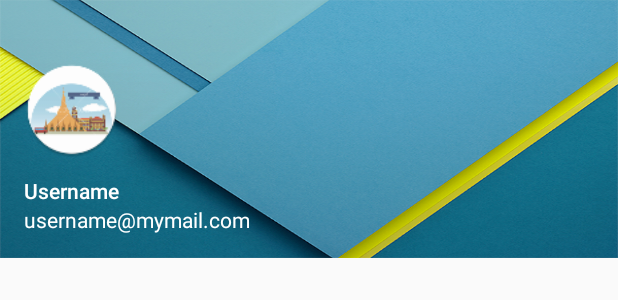
After one commit to HeinThuraWynnn/PADC-MyanmarAttractionsWithLogin, an Android app: the layout left_menu_header.xml on its own in the app's theme, with its tools: preview values and no code run, on a phone screen of 412 x 824 dp. The commit adds this screen. Shown: the top 300 px of the screen. Run offline under Robolectric (Android 15) with nearby library versions, the phone set to English and light mode, and no system bars.

Commit message:
Add Drawer

```diff
--- /dev/null
+++ b/mobile/src/main/res/drawable/state_left_menu_item.xml
@@ -0,0 +1,5 @@
+<?xml version="1.0" encoding="utf-8"?>
+<selector xmlns:android="http://schemas.android.com/apk/res/android">
+    <item android:color="@color/accent" android:state_checked="true" />
+    <item android:color="@color/text_black_full" />
+</selector>
--- /dev/null
+++ b/mobile/src/main/res/layout/left_menu_header.xml
@@ -0,0 +1,54 @@
+<?xml version="1.0" encoding="utf-8"?>
+<!--
+  ~ Copyright (C) 2015 Antonio Leiva
+  ~
+  ~ Licensed under the Apache License, Version 2.0 (the "License");
+  ~ you may not use this file except in compliance with the License.
+  ~ You may obtain a copy of the License at
+  ~
+  ~       http://www.apache.org/licenses/LICENSE-2.0
+  ~
+  ~ Unless required by applicable law or agreed to in writing, software
+  ~ distributed under the License is distributed on an "AS IS" BASIS,
+  ~ WITHOUT WARRANTIES OR CONDITIONS OF ANY KIND, either express or implied.
+  ~ See the License for the specific language governing permissions and
+  ~ limitations under the License.
+  -->
+
+<RelativeLayout xmlns:android="http://schemas.android.com/apk/res/android"
+             xmlns:tools="http://schemas.android.com/tools"
+             android:layout_width="match_parent"
+             android:layout_height="172dp"
+             android:background="@drawable/drawer_background"
+             android:orientation="vertical"
+             android:paddingTop="@dimen/status_bar_height"
+             android:theme="@style/ThemeOverlay.AppCompat.Dark">
+
+    <ImageView
+        android:id="@+id/avatar"
+        android:layout_width="64dp"
+        android:layout_height="64dp"
+        android:layout_margin="@dimen/margin_medium_2"
+        android:elevation="4dp"
+        android:src="@mipmap/ic_launcher"/>
+
+    <TextView
+        android:layout_width="wrap_content"
+        android:layout_height="wrap_content"
+        android:layout_above="@+id/email"
+        android:layout_marginLeft="@dimen/margin_medium_2"
+        android:layout_marginStart="@dimen/margin_medium_2"
+        android:text="Username"
+        android:textAppearance="@style/TextAppearance.AppCompat.Body2"/>
+    <TextView
+        android:id="@+id/email"
+        android:layout_width="wrap_content"
+        android:layout_height="wrap_content"
+        android:layout_alignParentBottom="true"
+        android:layout_marginLeft="@dimen/margin_medium_2"
+        android:layout_marginStart="@dimen/margin_medium_2"
+        android:layout_marginBottom="@dimen/margin_medium_2"
+        android:text="username@mymail.com"
+        android:textAppearance="@style/TextAppearance.AppCompat.Body1"/>
+
+</RelativeLayout>
--- a/mobile/src/main/res/values/colors.xml
+++ b/mobile/src/main/res/values/colors.xml
@@ -8,4 +8,5 @@
     <color name="secondary_text">#727272</color>
     <color name="icons">#FFFFFF</color>
     <color name="divider">#B6B6B6</color>
+    <color name="text_black_full">#000</color>
 </resources>
--- a/mobile/src/main/res/values/dimens.xml
+++ b/mobile/src/main/res/values/dimens.xml
@@ -23,4 +23,7 @@
     <dimen name="text_big_3x">80sp</dimen>
     <dimen name="padding_bottom_for_fab">80dp</dimen>
     <dimen name="detail_backdrop_height">256dp</dimen>
+
+    <dimen name="status_bar_height">25dp</dimen>
+    <dimen name="screen_title_size">22sp</dimen>
 </resources>
--- a/mobile/src/main/res/values/strings.xml
+++ b/mobile/src/main/res/values/strings.xml
@@ -2,9 +2,13 @@
     <string name="app_name">PADC-MyanmarAttractions</string>
     <string name="action_settings">Settings</string>
 
-    <string name="home_screen_title">Myanmar\'s Attractions With Login</string>
+    <string name="home_screen_title">Login</string>
+    <string name="home_screen_title1">Myanmar\'s Attractions With Login</string>
 
     <string name="attraction_list_detail_transition_name">attraction_list_detail_transition_name</string>
     <string name="action_share">Share</string>
 
+    <string name="left_menu_profile">Profile</string>
+    <string name="left_menu_logout">Log out</string>
+
 </resources>
```
Also changed, not shown: mobile/src/main/java/xyz/aungpyaephyo/padc/myanmarattractions/activities/HomeActivity.java (+56 -3 lines), mobile/src/main/res/drawable/ic_exit_to_app_24dp.xml (added, +9 -0 lines), mobile/src/main/res/drawable/ic_menu_24dp.xml (added, +9 -0 lines), mobile/src/main/res/drawable/ic_person_24dp.xml (added, +9 -0 lines), mobile/src/main/res/layout/activity_home.xml (+39 -2 lines), mobile/src/main/res/menu/left_menu.xml (added, +18 -0 lines).
